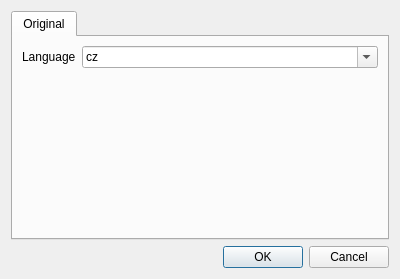
First picture: the form in UTranslator/FmNew.ui, repository Mercury13/utranslator, before the edit.
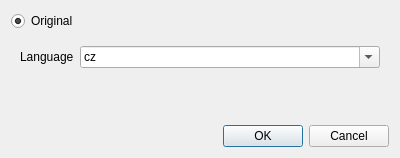
Second picture: the form after the edit.

The edit to the form file:
```diff
--- a/UTranslator/FmNew.ui
+++ b/UTranslator/FmNew.ui
@@ -7,7 +7,7 @@
     <x>0</x>
     <y>0</y>
     <width>400</width>
-    <height>279</height>
+    <height>158</height>
    </rect>
   </property>
   <property name="windowTitle">
@@ -15,12 +15,26 @@
   </property>
   <layout class="QVBoxLayout" name="verticalLayout">
    <item>
-    <widget class="QTabWidget" name="tabs">
-     <widget class="QWidget" name="tabOriginal">
-      <attribute name="title">
-       <string>Original</string>
-      </attribute>
-      <layout class="QFormLayout" name="formLayout">
+    <layout class="QHBoxLayout" name="horizontalLayout_2">
+     <item>
+      <widget class="QRadioButton" name="radioOriginal">
+       <property name="text">
+        <string>Original</string>
+       </property>
+       <property name="checked">
+        <bool>true</bool>
+       </property>
+      </widget>
+     </item>
+    </layout>
+   </item>
+   <item>
+    <widget class="QStackedWidget" name="stackType">
+     <property name="currentIndex">
+      <number>0</number>
+     </property>
+     <widget class="QWidget" name="page">
+      <layout class="QFormLayout" name="formLayout_2">
        <item row="0" column="0">
         <widget class="QLabel" name="lbOrigLang">
          <property name="text">
@@ -28,19 +42,6 @@
          </property>
         </widget>
        </item>
-       <item row="1" column="0">
-        <spacer name="verticalSpacer">
-         <property name="orientation">
-          <enum>Qt::Vertical</enum>
-         </property>
-         <property name="sizeHint" stdset="0">
-          <size>
-           <width>20</width>
-           <height>40</height>
-          </size>
-         </property>
-        </spacer>
-       </item>
        <item row="0" column="1">
         <widget class="QComboBox" name="edOrigLang">
          <property name="editable">
@@ -101,6 +102,19 @@
          </item>
         </widget>
        </item>
+       <item row="1" column="0">
+        <spacer name="verticalSpacer">
+         <property name="orientation">
+          <enum>Qt::Vertical</enum>
+         </property>
+         <property name="sizeHint" stdset="0">
+          <size>
+           <width>20</width>
+           <height>40</height>
+          </size>
+         </property>
+        </spacer>
+       </item>
       </layout>
      </widget>
     </widget>
```
